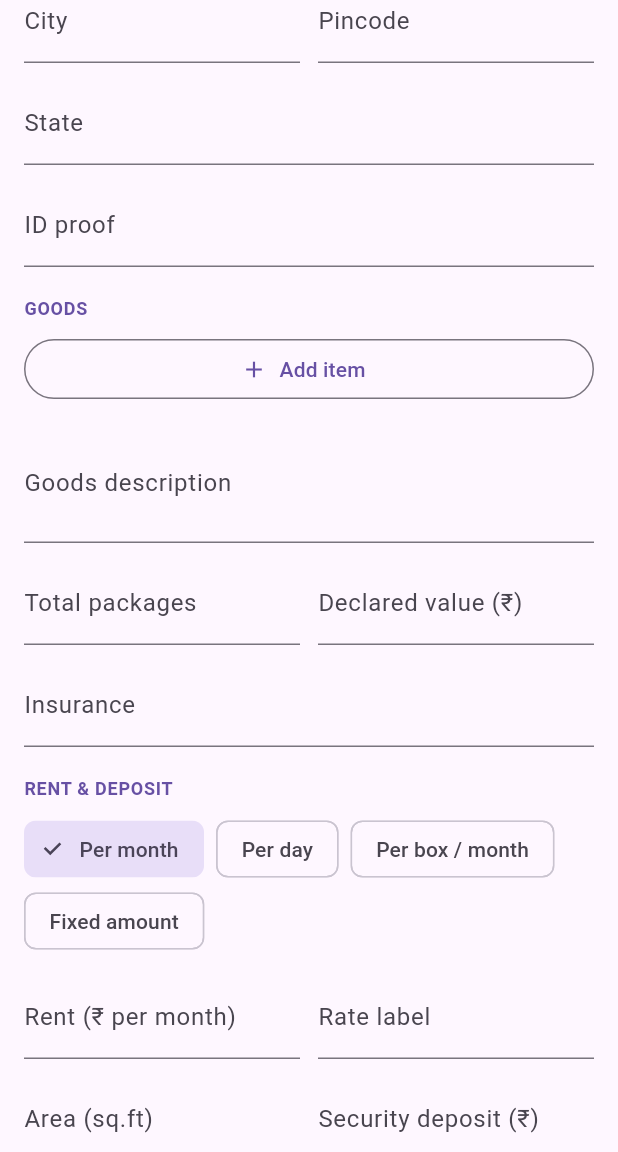
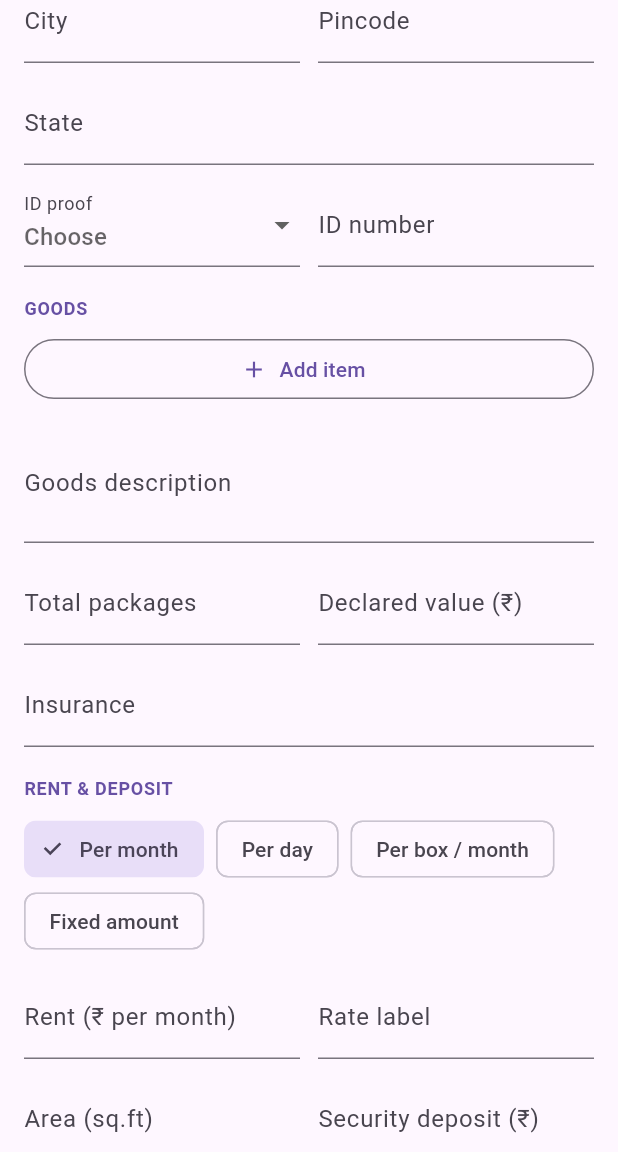
Before and after one commit to DRSGURGAON/storage, a Flutter app: the StorageBookingFormScreen screen opened directly, scrolled down 576 dp, on a phone screen of 412 x 824 dp, the part 84-1236 px from its top. Run offline on Flutter 3.47's test engine with Material 3 defaults, Android fonts, the phone set to English and light mode, and no system bars; our stand-ins replace cloud_firestore, firebase_auth, firebase_core, flutter_riverpod, go_router, image_picker and 5 more; accounts and stored records are empty.

Commit message:
Four fixes from testing the app on a phone
ID proof is now chosen, not typed. A dropdown of the documents people
actually carry - Aadhaar, PAN, driving licence, voter ID, passport,
ration card - with the number beside it, on the customer form, the
storage booking and the handover paper. "Other" asks which document it
was, so nothing is lost. Records written before the list existed still
open on the right entry: IdProofTypes.parse reads the spellings this
app has really seen ("adhar card 1234", "PANCARD ABCDE1234F", "DL ...")
and keeps an unrecognised one whole rather than discarding it.

Back no longer drops out of the app. From Customers or Documents it
returns to Home; on Home it says "Press back again to exit" and only a
second press while that message is on screen closes the app. The
message's own lifetime is the window, so what the next press will do is
always visible. Screens pushed over the shell pop as before.

Opening an existing quotation showed a blank screen whose back arrow
did nothing: build() composed a preview from a draft _load() had not
assigned yet - it awaits the database first - so the first frame threw
LateInitializationError and the app bar never rendered. The preview is
now composed only once there is something to compose, as the bill form
already did.

Every document register is on the dashboard. The "More" sheet is gone:
storage records, customers, bills, payments, quotations, bilty, notices,
damage reports, releases, reports and all documents each have a tile,
under the eight things an operator starts most often. Notice took the
slot the More button held.

Tests: 20 new (ID proof parsing, back-button behaviour, the quotation
first frame, the dashboard's registers). flutter analyze clean,
200 tests pass.

Co-Authored-By: Claude Opus 5 <noreply@anthropic.com>
Claude-Session: https://claude.ai/code/session_01DBbSwj4Zx5zDGmDA19hFnY

```diff
--- /dev/null
+++ b/mobile/godown_book/lib/core/constants/id_proof_types.dart
@@ -0,0 +1,122 @@
+/// The identity documents an Indian storage customer actually produces
+/// at pickup, as a fixed list so nobody has to type "Aadhaar" twenty
+/// times a day - and so the same words print on every receipt and
+/// handover paper.
+///
+/// Two shapes exist in this app's own data. CustomerModel keeps the
+/// type and the number in separate columns; StorageBookingModel and the
+/// handover paper keep one free-text string ("Aadhaar 1234-5678-9012").
+/// [parse] reads either - including whatever was typed before this list
+/// existed - and [combine] writes the single-string form back.
+class IdProofTypes {
+  IdProofTypes._();
+
+  static const String aadhaar = 'Aadhaar Card';
+  static const String pan = 'PAN Card';
+  static const String drivingLicence = 'Driving Licence';
+  static const String voterId = 'Voter ID';
+  static const String passport = 'Passport';
+  static const String rationCard = 'Ration Card';
+
+  /// Anything the list does not name. The parent screen then asks what
+  /// it is, so nothing typed before this list existed is ever lost.
+  static const String other = 'Other';
+
+  static const List<String> values = [
+    aadhaar,
+    pan,
+    drivingLicence,
+    voterId,
+    passport,
+    rationCard,
+    other,
+  ];
+
+  /// How each type has actually been written by hand in this app so
+  /// far, so old records land on the right entry instead of "Other".
+  static const Map<String, List<String>> _aliases = {
+    aadhaar: ['aadhaar', 'aadhar', 'adhaar', 'adhar', 'uid'],
+    pan: ['pan'],
+    drivingLicence: ['driving licence', 'driving license', 'licence', 'license', 'dl'],
+    voterId: ['voter id', 'voter', 'epic'],
+    passport: ['passport'],
+    rationCard: ['ration'],
+  };
+
+  /// Reads a stored `"<type> <number>"` string.
+  ///
+  /// "Aadhaar 1234-5678-9012" → (Aadhaar Card, '', '1234-5678-9012')
+  /// "PANCARD ABCDE1234F"     → (PAN Card, '', 'ABCDE1234F')
+  /// "Army ID 99213"          → (Other, 'Army ID', '99213')
+  /// "1234-5678-9012"         → ('', '', '1234-5678-9012')
+  static IdProof parse(String stored) {
+    final s = stored.trim();
+    if (s.isEmpty) return const IdProof();
+
+    for (final entry in _aliases.entries) {
+      for (final alias in entry.value) {
+        // The name of the document, and the "card"/"no." people often
+        // add after it - but NOT the separator or the number, because
+        // a PAN number starts with letters of its own.
+        final head = RegExp(
+          '^${RegExp.escape(alias)}' r'(\s*(card|no\.?|number|#))?',
+          caseSensitive: false,
+        ).firstMatch(s);
+        if (head == null) continue;
+        // It has to be a whole word: "PAN ABCDE1234F" is a PAN card,
+        // "Pandey" is somebody's name.
+        if (head.end < s.length && RegExp('[A-Za-z]').hasMatch(s[head.end])) {
+          continue;
+        }
+        final number =
+            s.substring(head.end).replaceFirst(RegExp(r'^\s*[:\-]?\s*'), '').trim();
+        return IdProof(type: entry.key, number: number);
+      }
+    }
+
+    // Something else was typed. Keep the words as the type and the
+    // digits as the number, rather than throwing either away.
+    final split =
+        RegExp(r'^([A-Za-z][A-Za-z .]*?)\s*[:\-]?\s*([0-9].*)$').firstMatch(s);
+    if (split != null) {
+      return IdProof(
+        type: other,
+        customType: split.group(1)!.trim(),
+        number: split.group(2)!.trim(),
+      );
+    }
+    // No letters at all: a number nobody said the type of.
+    if (!RegExp('[A-Za-z]').hasMatch(s)) return IdProof(number: s);
+    return IdProof(type: other, customType: s);
+  }
+
+  /// Writes the single-string form back. Empty when nothing was given.
+  static String combine(String type, String number) {
+    final t = type.trim();
+    final n = number.trim();
+    if (t.isEmpty) return n;
+    if (n.isEmpty) return t;
+    return '$t $n';
+  }
+}
+
+/// One parsed identity document.
+class IdProof {
+  /// A value from [IdProofTypes.values], or '' when none was recorded.
+  final String type;
+
+  /// What the customer actually showed when [type] is
+  /// [IdProofTypes.other] - e.g. "Army ID". Empty otherwise.
+  final String customType;
+
+  final String number;
+
+  const IdProof({this.type = '', this.customType = '', this.number = ''});
+
+  /// The type as it should print: the custom name when there is one.
+  String get effectiveType =>
+      type == IdProofTypes.other && customType.isNotEmpty ? customType : type;
+
+  /// The single-string form, e.g. "Aadhaar Card 1234-5678-9012".
+  String get combined => IdProofTypes.combine(effectiveType, number);
+}
--- a/mobile/godown_book/lib/features/storage_booking/screens/storage_booking_form_screen.dart
+++ b/mobile/godown_book/lib/features/storage_booking/screens/storage_booking_form_screen.dart
@@ -18,6 +18,8 @@ import '../models/booking_item_model.dart';
 import '../models/storage_booking_model.dart';
 import '../models/storage_status.dart';
 import '../repositories/storage_booking_repository.dart';
+import '../../../core/constants/id_proof_types.dart';
+import '../../../shared/widgets/id_proof_field.dart';
 
 /// Record or edit one customer's goods in storage. Pops with the saved
 /// record's id (a String) after a successful save.
@@ -53,7 +55,12 @@ class _StorageBookingFormScreenState extends State<StorageBookingFormScreen>
   final _customerCity = TextEditingController();
   final _customerState = TextEditingController();
   final _customerPincode = TextEditingController();
-  final _customerIdProof = TextEditingController();
+  final _customerIdProofNumber = TextEditingController();
+
+  /// The document they showed, chosen from [IdProofTypes.values]; the
+  /// booking itself stores type and number as one string.
+  String _customerIdProofType = '';
+  final _customerIdProofCustom = TextEditingController();
   final _rentRate = TextEditingController();
   final _rentUnitLabel = TextEditingController();
   final _areaSqft = TextEditingController();
@@ -130,7 +137,10 @@ class _StorageBookingFormScreenState extends State<StorageBookingFormScreen>
     _customerCity.text = d.customerCity;
     _customerState.text = d.customerState;
     _customerPincode.text = d.customerPincode;
-    _customerIdProof.text = d.customerIdProof;
+    final idProof = IdProofTypes.parse(d.customerIdProof);
+    _customerIdProofType = idProof.type;
+    _customerIdProofCustom.text = idProof.customType;
+    _customerIdProofNumber.text = idProof.number;
     _bookingDate = DateTime.tryParse(d.bookingDate) ?? DateTime.now();
     _storageStart = DateTime.tryParse(d.storageStartDate) ?? _bookingDate;
     _expectedEnd = DateTime.tryParse(d.expectedEndDate);
@@ -162,7 +172,8 @@ class _StorageBookingFormScreenState extends State<StorageBookingFormScreen>
   void dispose() {
     for (final c in [
       _customerName, _customerPhone, _customerGst, _customerAddress, _customerCity,
-      _customerState, _customerPincode, _customerIdProof, _rentRate, _rentUnitLabel,
+      _customerState, _customerPincode, _customerIdProofNumber,
+      _customerIdProofCustom, _rentRate, _rentUnitLabel,
       _areaSqft, _securityDeposit, _totalPackages, _goodsDescription, _declaredValue,
       _insuranceNote, _vehicleNumber, _driverName, _receivedBy, _notes, _terms,
     ]) {
@@ -283,7 +294,11 @@ class _StorageBookingFormScreenState extends State<StorageBookingFormScreen>
       customerCity: _customerCity.text.trim(),
       customerState: _customerState.text.trim(),
       customerPincode: _customerPincode.text.trim(),
-      customerIdProof: _customerIdProof.text.trim(),
+      customerIdProof: IdProof(
+        type: _customerIdProofType,
+        customType: _customerIdProofCustom.text.trim(),
+        number: _customerIdProofNumber.text.trim(),
+      ).combined,
       locationId: _locationId,
       locationName: _locationName,
       storageStartDate: _storageStart.toIso8601String(),
@@ -564,12 +579,12 @@ class _StorageBookingFormScreenState extends State<StorageBookingFormScreen>
                 const SizedBox(height: 12),
                 StateAutocompleteField(controller: _customerState, label: 'State'),
                 const SizedBox(height: 12),
-                TextField(
-                  controller: _customerIdProof,
-                  decoration: const InputDecoration(
-                    labelText: 'ID proof',
-                    hintText: 'Aadhaar 1234-5678-9012',
-                  ),
+                IdProofField(
+                  type: _customerIdProofType,
+                  onTypeChanged: (value) =>
+                      setState(() => _customerIdProofType = value),
+                  numberController: _customerIdProofNumber,
+                  customTypeController: _customerIdProofCustom,
                 ),
                 const SizedBox(height: 20),
 
--- /dev/null
+++ b/mobile/godown_book/lib/shared/widgets/id_proof_field.dart
@@ -0,0 +1,94 @@
+import 'package:flutter/material.dart';
+
+import '../../core/constants/id_proof_types.dart';
+
+/// "Which ID did they show, and what is its number" - a dropdown of the
+/// documents people actually carry, plus the number beside it. Only when
+/// "Other" is chosen does anyone have to type the name of a document.
+///
+/// Controlled by its parent: the parent holds the selected [type] and
+/// the two controllers, so it can seed them from a saved record and read
+/// them back on save.
+class IdProofField extends StatelessWidget {
+  /// A value from [IdProofTypes.values], or '' when nothing is chosen.
+  final String type;
+  final ValueChanged<String> onTypeChanged;
+
+  final TextEditingController numberController;
+
+  /// Holds the document's name while [type] is [IdProofTypes.other].
+  final TextEditingController customTypeController;
+
+  final String typeLabel;
+  final String numberLabel;
+
+  /// The handover paper outlines every field; the forms do not.
+  final bool outlined;
+
+  const IdProofField({
+    super.key,
+    required this.type,
+    required this.onTypeChanged,
+    required this.numberController,
+    required this.customTypeController,
+    this.typeLabel = 'ID proof',
+    this.numberLabel = 'ID number',
+    this.outlined = false,
+  });
+
+  InputDecoration _decoration(String label, {String? hint}) => InputDecoration(
+        labelText: label,
+        hintText: hint,
+        border: outlined ? const OutlineInputBorder() : null,
+      );
+
+  @override
+  Widget build(BuildContext context) {
+    return Column(
+      crossAxisAlignment: CrossAxisAlignment.start,
+      mainAxisSize: MainAxisSize.min,
+      children: [
+        Row(
+          crossAxisAlignment: CrossAxisAlignment.start,
+          children: [
+            Expanded(
+              child: DropdownButtonFormField<String>(
+                initialValue: type.isEmpty ? null : type,
+                isExpanded: true,
+                decoration: _decoration(typeLabel),
+                hint: const Text('Choose'),
+                items: [
+                  for (final value in IdProofTypes.values)
+                    DropdownMenuItem(
+                      value: value,
+                      child: Text(value, overflow: TextOverflow.ellipsis),
+                    ),
+                ],
+                onChanged: (value) => onTypeChanged(value ?? ''),
+              ),
+            ),
+            const SizedBox(width: 12),
+            Expanded(
+              child: TextField(
+                controller: numberController,
+                textCapitalization: TextCapitalization.characters,
+                decoration: _decoration(numberLabel),
+              ),
+            ),
+          ],
+        ),
+        if (type == IdProofTypes.other) ...[
+          const SizedBox(height: 12),
+          TextField(
+            controller: customTypeController,
+            textCapitalization: TextCapitalization.words,
+            decoration: _decoration(
+              'Which document?',
+              hint: 'Army ID, CGHS card, company ID...',
+            ),
+          ),
+        ],
+      ],
+    );
+  }
+}
```
Also changed, not shown: mobile/godown_book/lib/app/shell/app_shell.dart (+60 -3 lines), mobile/godown_book/lib/features/customers/screens/customer_form_screen.dart (+22 -24 lines), mobile/godown_book/lib/features/dashboard/dashboard_screen.dart (+45 -37 lines), mobile/godown_book/lib/features/quotation/screens/quotation_form_screen.dart (+6 -3 lines), mobile/godown_book/lib/features/storage_booking/screens/handover_paper_screen.dart (+22 -10 lines), 4 other files.
